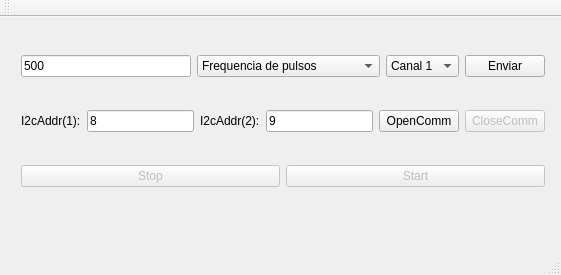
This is controlador_qt/src/mainwindow.ui in xtarke/estimulator as Qt 5 draws it before an edit. The edited form follows.
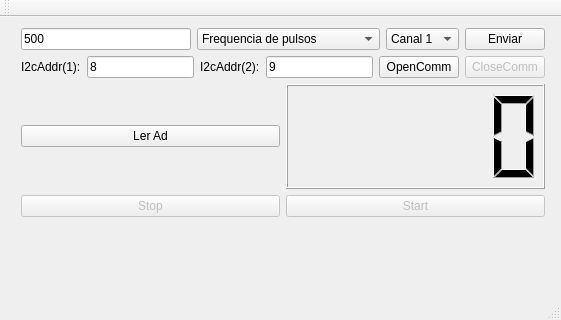
This is the edited form.

```diff
--- a/controlador_qt/src/mainwindow.ui
+++ b/controlador_qt/src/mainwindow.ui
@@ -7,7 +7,7 @@
     <x>0</x>
     <y>0</y>
     <width>561</width>
-    <height>275</height>
+    <height>320</height>
    </rect>
   </property>
   <property name="windowTitle">
@@ -172,6 +172,23 @@
        </item>
       </layout>
      </item>
+     <item>
+      <layout class="QHBoxLayout" name="horizontalLayout_4">
+       <item>
+        <widget class="QPushButton" name="pushButtonAd">
+         <property name="text">
+          <string>Ler Ad</string>
+         </property>
+         <property name="checkable">
+          <bool>true</bool>
+         </property>
+        </widget>
+       </item>
+       <item>
+        <widget class="QLCDNumber" name="lcdNumber"/>
+       </item>
+      </layout>
+     </item>
      <item>
       <layout class="QHBoxLayout" name="horizontalLayout_3">
        <item>
```
Left out of the diff: 2 changed lines with no effect on the pictures.
